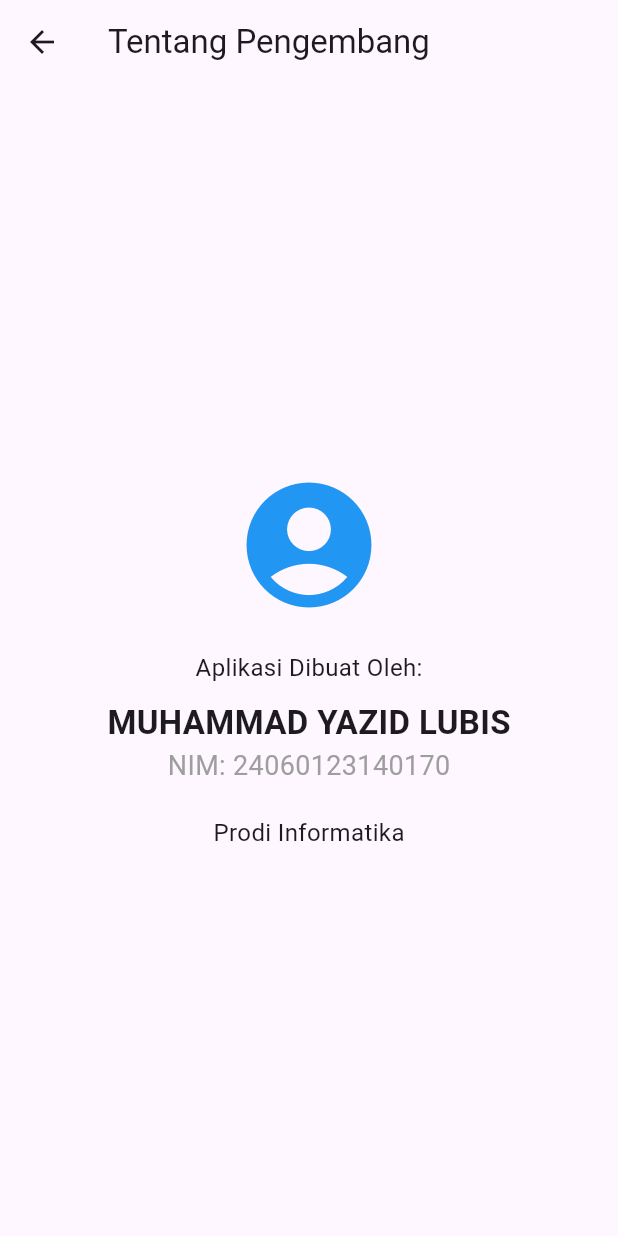
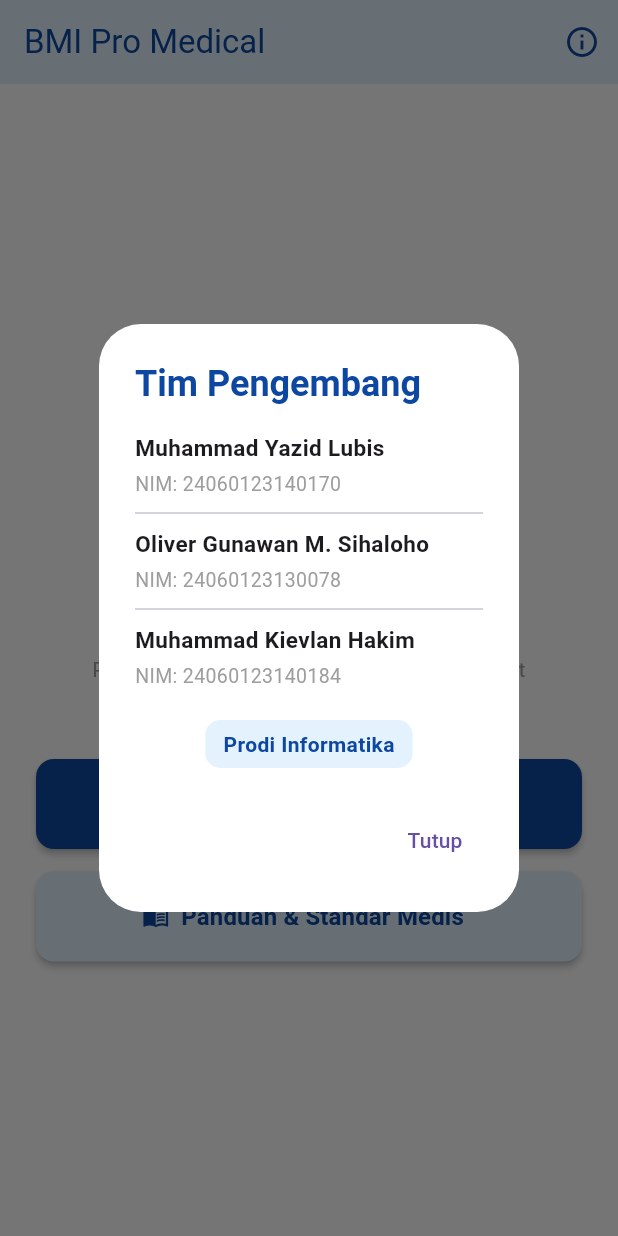
Before and after one commit to oliver99899/BMI, a Flutter app: the screen it shows after launch, after a tap on the "info outline" icon, on a phone screen of 412 x 824 dp. Run offline on Flutter 3.47's test engine with Material 3 defaults, Android fonts, the phone set to English and light mode, and no system bars.

Commit message:
Final Update

```diff
--- a/lib/main.dart
+++ b/lib/main.dart
@@ -1,4 +1,5 @@
 import 'package:flutter/material.dart';
+import 'screens/menu_screen.dart'; // Import halaman menu
 
 void main() {
   runApp(const MyApp());
@@ -11,136 +12,9 @@ class MyApp extends StatelessWidget {
   Widget build(BuildContext context) {
     return MaterialApp(
       debugShowCheckedModeBanner: false,
-      title: 'Tugas BMI',
+      title: 'BMI Pro',
       theme: ThemeData(primarySwatch: Colors.blue, useMaterial3: true),
-      home: const HalamanUtama(),
+      home: const MenuScreen(),
     );
   }
 }
-
-// --- LAYAR 1: INPUT (BERANDA) ---
-class HalamanUtama extends StatefulWidget {
-  const HalamanUtama({super.key});
-
-  @override
-  State<HalamanUtama> createState() => _HalamanUtamaState();
-}
-
-class _HalamanUtamaState extends State<HalamanUtama> {
-  final TextEditingController kontrolTinggi = TextEditingController();
-  final TextEditingController kontrolBerat = TextEditingController();
-
-  void hitungIMT() {
-    if (kontrolTinggi.text.isEmpty || kontrolBerat.text.isEmpty) {
-      ScaffoldMessenger.of(context).showSnackBar(
-        const SnackBar(content: Text("Mohon isi tinggi dan berat badan!")),
-      );
-      return;
-    }
-    double tinggi = double.parse(kontrolTinggi.text) / 100;
-    double berat = double.parse(kontrolBerat.text);
-    double hasilImt = berat / (tinggi * tinggi);
-
-    Navigator.push(context, MaterialPageRoute(builder: (context) => HalamanHasil(nilaiImt: hasilImt)));
-  }
-
-  @override
-  Widget build(BuildContext context) {
-    return Scaffold(
-      appBar: AppBar(
-        title: const Text("Kalkulator IMT"),
-        backgroundColor: Colors.blue[100],
-        actions: [
-          IconButton(
-            icon: const Icon(Icons.info_outline),
-            onPressed: () {
-              Navigator.push(context, MaterialPageRoute(builder: (context) => const HalamanTentang()));
-            },
-          )
-        ],
-      ),
-      body: Padding(
-        padding: const EdgeInsets.all(20.0),
-        child: Column(
-          mainAxisAlignment: MainAxisAlignment.center,
-          children: [
-            const Text("Masukkan Data Anda", style: TextStyle(fontSize: 18, fontWeight: FontWeight.bold)),
-            const SizedBox(height: 20),
-            TextField(controller: kontrolTinggi, keyboardType: TextInputType.number, decoration: const InputDecoration(labelText: "Tinggi Badan (cm)", border: OutlineInputBorder(), prefixIcon: Icon(Icons.height))),
-            const SizedBox(height: 20),
-            TextField(controller: kontrolBerat, keyboardType: TextInputType.number, decoration: const InputDecoration(labelText: "Berat Badan (kg)", border: OutlineInputBorder(), prefixIcon: Icon(Icons.monitor_weight))),
-            const SizedBox(height: 30),
-            SizedBox(
-              width: double.infinity, height: 50,
-              child: ElevatedButton(style: ElevatedButton.styleFrom(backgroundColor: Colors.blue), onPressed: hitungIMT, child: const Text("HITUNG SEKARANG", style: TextStyle(color: Colors.white))),
-            ),
-          ],
-        ),
-      ),
-    );
-  }
-}
-
-// --- LAYAR 2: HASIL ---
-class HalamanHasil extends StatelessWidget {
-  final double nilaiImt;
-  const HalamanHasil({super.key, required this.nilaiImt});
-
-  String getStatus() {
-    if (nilaiImt < 18.5) return "Kurus";
-    if (nilaiImt < 25) return "Normal";
-    if (nilaiImt < 30) return "Gemuk";
-    return "Obesitas";
-  }
-
-  Color getWarna() {
-    if (nilaiImt < 18.5) return Colors.orange;
-    if (nilaiImt < 25) return Colors.green;
-    return Colors.red;
-  }
-
-  @override
-  Widget build(BuildContext context) {
-    return Scaffold(
-      appBar: AppBar(title: const Text("Hasil Perhitungan")),
-      body: Center(
-        child: Column(
-          mainAxisAlignment: MainAxisAlignment.center,
-          children: [
-            const Text("Nilai IMT Anda:", style: TextStyle(fontSize: 20)),
-            Text(nilaiImt.toStringAsFixed(1), style: TextStyle(fontSize: 60, fontWeight: FontWeight.bold, color: getWarna())),
-            Text(getStatus(), style: TextStyle(fontSize: 24, fontWeight: FontWeight.bold, color: getWarna())),
-            const SizedBox(height: 30),
-            ElevatedButton(onPressed: () => Navigator.pop(context), child: const Text("Hitung Ulang"))
-          ],
-        ),
-      ),
-    );
-  }
-}
-
-// --- LAYAR 3: TENTANG (ABOUT) ---
-class HalamanTentang extends StatelessWidget {
-  const HalamanTentang({super.key});
-  @override
-  Widget build(BuildContext context) {
-    return Scaffold(
-      appBar: AppBar(title: const Text("Tentang Pengembang")),
-      body: Center(
-        child: Column(
-          mainAxisAlignment: MainAxisAlignment.center,
-          children: const [
-            Icon(Icons.account_circle, size: 100, color: Colors.blue),
-            SizedBox(height: 20),
-            Text("Aplikasi Dibuat Oleh:", style: TextStyle(fontSize: 16)),
-            SizedBox(height: 10),
-            Text("MUHAMMAD YAZID LUBIS", style: TextStyle(fontSize: 22, fontWeight: FontWeight.bold)),
-            Text("NIM: 24060123140170", style: TextStyle(fontSize: 18, color: Colors.grey)),
-            SizedBox(height: 20),
-            Text("Prodi Informatika", style: TextStyle(fontSize: 16)),
-          ],
-        ),
-      ),
-    );
-  }
-}
--- /dev/null
+++ b/lib/screens/menu_screen.dart
@@ -0,0 +1,139 @@
+import 'package:flutter/material.dart';
+import 'calculator_screen.dart';
+import 'guide_screen.dart';
+
+class MenuScreen extends StatelessWidget {
+  const MenuScreen({super.key});
+
+  @override
+  Widget build(BuildContext context) {
+    final Color primaryBlue = Colors.blue.shade900;
+    final Color bgBlue = Colors.blue.shade50;
+
+    return Scaffold(
+      backgroundColor: Colors.white, // Background Putih Bersih
+      appBar: AppBar(
+        title: const Text("BMI Pro Medical"),
+        backgroundColor: bgBlue,
+        foregroundColor: primaryBlue,
+        elevation: 0,
+        surfaceTintColor: Colors.transparent,
+        actions: [
+          IconButton(
+            icon: Icon(Icons.info_outline, color: primaryBlue),
+            onPressed: () {
+              showDialog(
+                context: context,
+                builder: (context) => AlertDialog(
+                  backgroundColor: Colors.white,
+                  surfaceTintColor: Colors.white,
+                  title: Text("Tim Pengembang", style: TextStyle(color: primaryBlue, fontWeight: FontWeight.bold)),
+                  content: SingleChildScrollView(
+                    child: Column(
+                      mainAxisSize: MainAxisSize.min,
+                      crossAxisAlignment: CrossAxisAlignment.start,
+                      children: [
+                        _buildMember("Muhammad Yazid Lubis", "24060123140170"),
+                        const Divider(height: 20),
+                        _buildMember("Oliver Gunawan M. Sihaloho", "24060123130078"),
+                        const Divider(height: 20),
+                        _buildMember("Muhammad Kievlan Hakim", "24060123140184"),
+                        const SizedBox(height: 20),
+                        Center(
+                          child: Container(
+                            padding: const EdgeInsets.symmetric(horizontal: 12, vertical: 6),
+                            decoration: BoxDecoration(color: bgBlue, borderRadius: BorderRadius.circular(10)),
+                            child: Text("Prodi Informatika", style: TextStyle(color: primaryBlue, fontWeight: FontWeight.bold)),
+                          ),
+                        ),
+                      ],
+                    ),
+                  ),
+                  actions: [TextButton(onPressed: () => Navigator.pop(context), child: const Text("Tutup"))],
+                ),
+              );
+            },
+          )
+        ],
+      ),
+      body: Center(
+        child: Padding(
+          padding: const EdgeInsets.all(24.0),
+          child: Column(
+            mainAxisAlignment: MainAxisAlignment.center,
+            children: [
+              Container(
+                padding: const EdgeInsets.all(30),
+                decoration: BoxDecoration(color: bgBlue, shape: BoxShape.circle),
+                child: Icon(Icons.health_and_safety, size: 80, color: primaryBlue),
+              ),
+              const SizedBox(height: 20),
+              Text(
+                "BMI HEALTH CHECK",
+                style: TextStyle(fontSize: 26, fontWeight: FontWeight.bold, color: primaryBlue, letterSpacing: 1.5),
+              ),
+              const Text(
+                "Pantau kesehatan tubuh Anda dengan akurat",
+                style: TextStyle(color: Colors.grey),
+                textAlign: TextAlign.center,
+              ),
+              const SizedBox(height: 50),
+
+              // Tombol Menu
+              _buildMenuButton(
+                context,
+                "Mulai Hitung BMI",
+                Icons.calculate,
+                primaryBlue,
+                Colors.white,
+                () => Navigator.push(context, MaterialPageRoute(builder: (context) => const CalculatorScreen())),
+              ),
+              const SizedBox(height: 15),
+              _buildMenuButton(
+                context,
+                "Panduan & Standar Medis",
+                Icons.menu_book,
+                bgBlue,
+                primaryBlue,
+                () => Navigator.push(context, MaterialPageRoute(builder: (context) => const GuideScreen())),
+              ),
+            ],
+          ),
+        ),
+      ),
+    );
+  }
+
+  // Widget Helper untuk Menampilkan Nama Anggota
+  Widget _buildMember(String nama, String nim) {
+    return Column(
+      crossAxisAlignment: CrossAxisAlignment.start,
+      children: [
+        Text(nama, style: const TextStyle(fontWeight: FontWeight.bold, fontSize: 15)),
+        const SizedBox(height: 4),
+        Text("NIM: $nim", style: const TextStyle(color: Colors.grey, fontSize: 13)),
+      ],
+    );
+  }
+
+  Widget _buildMenuButton(BuildContext context, String text, IconData icon, Color bgColor, Color textColor, VoidCallback onPressed) {
+    return SizedBox(
+      width: double.infinity,
+      height: 60,
+      child: ElevatedButton.icon(
+        style: ElevatedButton.styleFrom(
+          backgroundColor: bgColor,
+          foregroundColor: textColor,
+          elevation: 2,
+          shape: RoundedRectangleBorder(
+            borderRadius: BorderRadius.circular(12),
+            side: bgColor == Colors.white ? BorderSide(color: textColor) : BorderSide.none,
+          ),
+        ),
+        onPressed: onPressed,
+        icon: Icon(icon),
+        label: Text(text, style: const TextStyle(fontSize: 16, fontWeight: FontWeight.bold)),
+      ),
+    );
+  }
+}
```
Also changed, not shown: lib/screens/calculator_screen.dart (added, +102 -0 lines), lib/screens/guide_screen.dart (added, +49 -0 lines), lib/screens/result_screen.dart (added, +65 -0 lines).
